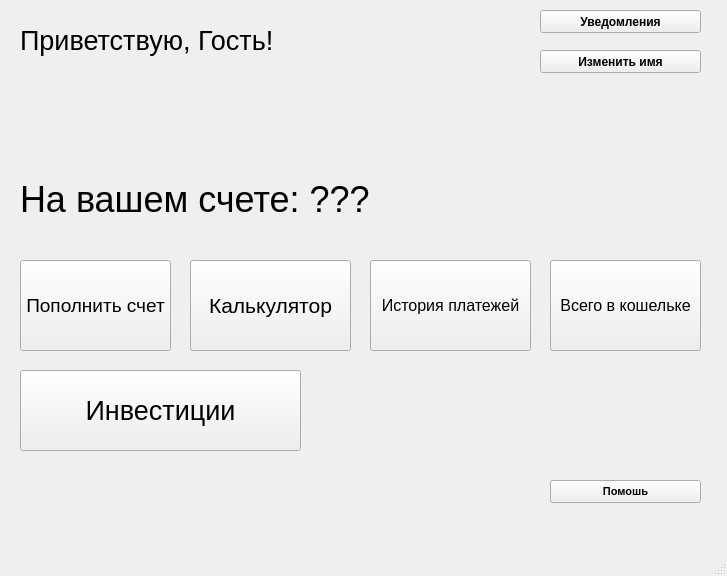
Above: Главное окно.ui from Olezha-Mazur/PyQt before the change. Below: the same form after it.
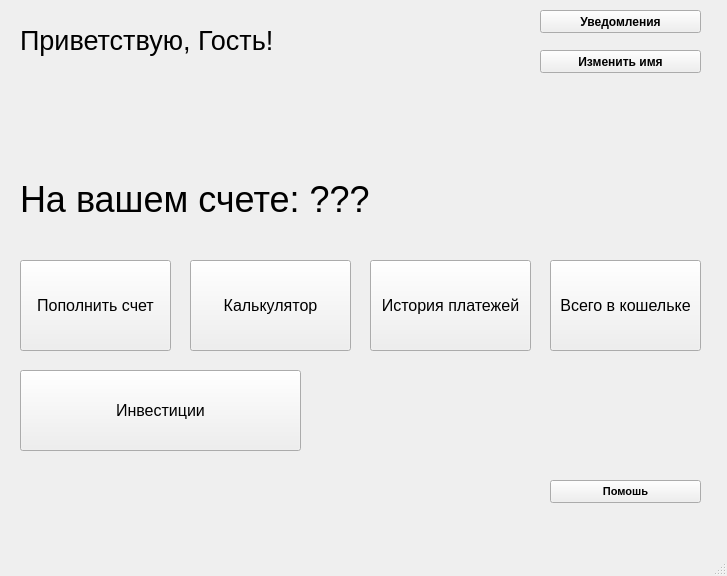
That is the form after the change.

What changed in the file:
```diff
--- a/Главное окно.ui
+++ b/Главное окно.ui
@@ -111,7 +111,7 @@
     </property>
     <property name="font">
      <font>
-      <pointsize>14</pointsize>
+      <pointsize>12</pointsize>
       <weight>50</weight>
       <bold>false</bold>
      </font>
@@ -131,7 +131,7 @@
     </property>
     <property name="font">
      <font>
-      <pointsize>16</pointsize>
+      <pointsize>12</pointsize>
      </font>
     </property>
     <property name="text">
@@ -185,7 +185,7 @@
     </property>
     <property name="font">
      <font>
-      <pointsize>20</pointsize>
+      <pointsize>12</pointsize>
      </font>
     </property>
     <property name="text">
```
